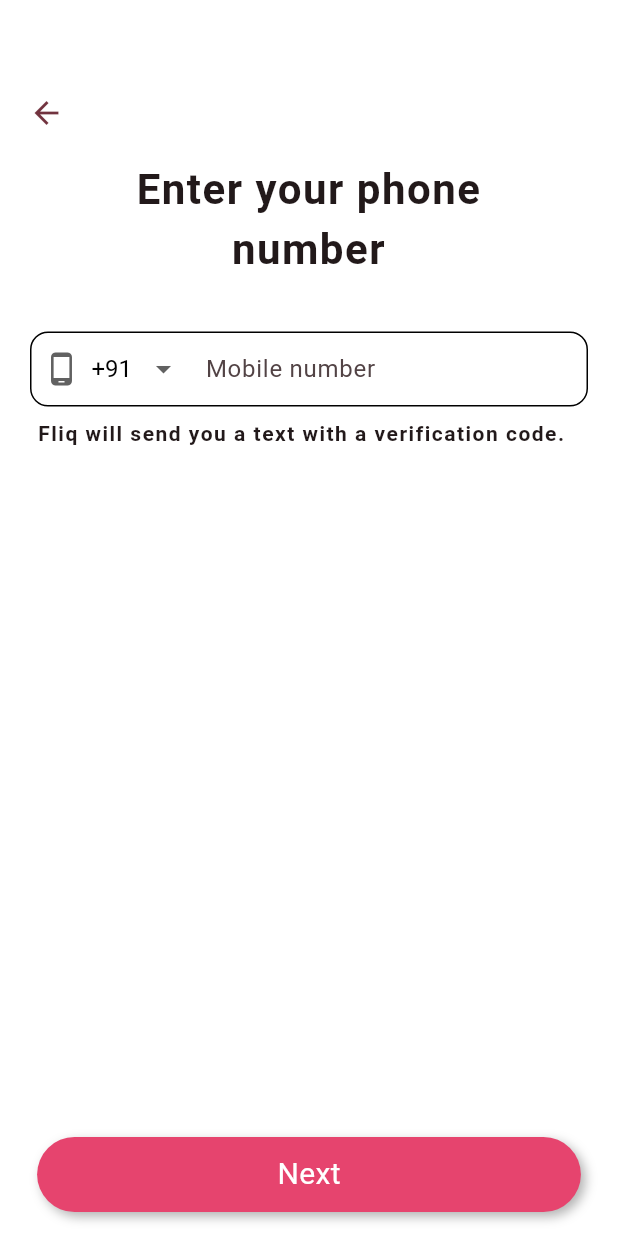
After one commit to ansarek8630/lilac_machine_test, a Flutter app: the PhoneNumberScreen screen opened by its route, on a phone screen of 412 x 824 dp. The commit adds this screen. Run offline on Flutter 3.47's test engine with Material 3 defaults, Android fonts, the phone set to English and light mode, and no system bars; our stand-ins replace flutter_bloc; Roboto replaces fonts that are missing (Poppins).

Commit message:
auth feature pages designed

```diff
--- /dev/null
+++ b/lib/core/components/button.dart
@@ -0,0 +1,93 @@
+// ignore_for_file: must_be_immutable
+
+import 'package:flutter/material.dart';
+import '../constands/colors.dart';
+
+class LargeButton extends StatelessWidget {
+  String title;
+  LargeButton({super.key, required this.title});
+
+  @override
+  Widget build(BuildContext context) {
+    return Padding(
+      padding: const EdgeInsets.only(bottom: 16.0),
+      child: Container(
+        width: MediaQuery.of(context).size.width * 0.88,
+        height: 50,
+        decoration: BoxDecoration(
+          borderRadius: BorderRadius.circular(45),
+          color: AppColors.primaryColor,
+          boxShadow: [
+            BoxShadow(
+              color: Colors.grey.withOpacity(0.8),
+              blurRadius: 6,
+              offset: const Offset(3, 3),
+            ),
+          ],
+        ),
+        alignment: Alignment.center,
+        child: Text(
+          title,
+          style: const TextStyle(
+            fontSize: 20,
+            color: Colors.white,
+          ),
+        ),
+      ),
+    );
+  }
+}
+
+class AuthButton extends StatelessWidget {
+  String image;
+  AuthButton({super.key, required this.image});
+
+  @override
+  Widget build(BuildContext context) {
+    return Padding(
+      padding: const EdgeInsets.symmetric(vertical: 8.0,horizontal: 25),
+      child: Container(
+        height: 56,
+        decoration: BoxDecoration(
+          borderRadius: BorderRadius.circular(45),
+          color: AppColors.primaryColor,
+          image: DecorationImage(
+              image: AssetImage(image),
+              fit: BoxFit.fitWidth),
+          boxShadow: [
+            BoxShadow(
+              color: Colors.grey.withOpacity(0.8),
+              blurRadius: 6,
+              offset: const Offset(3, 3),
+            ),
+          ],
+        ),
+        alignment: Alignment.center,
+
+      ),
+    );
+  }
+}
+
+class BackButtonWidget extends StatelessWidget {
+  const BackButtonWidget({
+    super.key,
+  });
+
+  @override
+  Widget build(BuildContext context) {
+    return  Padding(
+      padding: const EdgeInsets.only(left: 16.0,bottom: 16,top: 60),
+      child: GestureDetector(
+        onTap: (){
+          Navigator.pop(context);
+        },
+        child: const CircleAvatar(
+          radius: 15,
+          backgroundColor: Colors.white10,
+          child: Icon(Icons.arrow_back),
+        ),
+      ),
+    );
+  }
+}
--- /dev/null
+++ b/lib/core/components/phone_number_field.dart
@@ -0,0 +1,76 @@
+import 'dart:developer';
+
+import 'package:flutter/material.dart';
+
+class PhoneNumberField extends StatefulWidget {
+  const PhoneNumberField({super.key});
+
+  @override
+  State<PhoneNumberField> createState() => _PhoneNumberFieldState();
+}
+
+class _PhoneNumberFieldState extends State<PhoneNumberField> {
+  String selectedCountryCode = '+91';
+
+  List<String> countryCodes = [
+    '+1', // United States / Canada
+    '+44', // United Kingdom
+    '+91', // India
+    '+971', // United Arab Emirates
+    '+61', // Australia
+    '+81', // Japan
+    '+49', // Germany
+    '+33', // France
+    '+86', // China
+    '+92', // Pakistan
+  ];
+
+  @override
+  Widget build(BuildContext context) {
+    return Padding(
+      padding: const EdgeInsets.symmetric(horizontal: 20.0),
+      child: Container(
+        decoration: BoxDecoration(
+          border: Border.all(),
+          borderRadius: BorderRadius.circular(12)
+        ),
+        child: Padding(
+                padding: const EdgeInsets.symmetric(horizontal: 8.0),
+
+          child: Row(
+            children: [
+              Icon(Icons.phone_android, color: Colors.grey[700]),
+              const SizedBox(width: 8),
+              DropdownButton<String>(
+                value: selectedCountryCode,
+                underline: const SizedBox(),
+                style: const TextStyle(color: Colors.black, fontSize: 16),
+                items: countryCodes.map((String code) {
+                  return DropdownMenuItem<String>(value: code, child: Text(code));
+                }).toList(),
+                onChanged: (value) {
+                  setState(() {
+                    selectedCountryCode = value ?? selectedCountryCode;
+                    log("## ${selectedCountryCode}");
+                  });
+                  // Handle country code change
+                },
+              ),
+              const VerticalDivider(width: 16, thickness: 1, color: Colors.grey),
+              const Expanded(
+                child: TextField(
+                  keyboardType: TextInputType.phone,
+                  decoration: InputDecoration(
+                    hintText: 'Mobile number',
+                    border: InputBorder.none,
+                    isDense: true,
+                  ),
+                ),
+              ),
+            ],
+          ),
+        ),
+      ),
+    );
+  }
+}
--- a/lib/core/constands/colors.dart
+++ b/lib/core/constands/colors.dart
@@ -1,14 +1,7 @@
 import 'package:flutter/material.dart';
 
 class AppColors {
-  static const primaryColor = Color(0xFF702E3B);
+  static const primaryColor = Color(0xFFE6446E);
   static const secondaryColor = Color(0xFFFEF3ED);
   static const backgroundColor = Color(0xFFFFFFFF);
-  static const errorColor = Color(0xFFB00020);
-  static const search = Color(0xFFF1E4DC);
-  static const coffie = Color(0xFF412018);
-  static const dashContainer = Color(0xFFE9DCDA);
-  static const lightA = Color(0xFFFFF8F8);
-  static const lightPrimary = Color(0xFF7B4853);
-  static const lightBlue = Color(0xFF95C9F4);
 }
--- /dev/null
+++ b/lib/features/auth/cubit/auth_cubit.dart
@@ -0,0 +1,43 @@
+import 'dart:async';
+import 'dart:math';
+import 'package:flutter_bloc/flutter_bloc.dart';
+
+part 'auth_state.dart';
+
+class AuthCubit extends Cubit<AuthState> {
+  AuthCubit() : super(AuthInitial());
+
+  String genOtp = "";
+
+
+
+
+
+  void verifyPhone(String phone) async {
+    // if (otp == genOtp) {
+    await sendOtp(phone);
+    // } else {
+    //   emit(AuthFailure("failed"));
+    // }
+  }
+
+  Future<void> sendOtp(String username) async {
+    try {
+      final random = Random();
+      genOtp = (1000 + random.nextInt(9000)).toString();
+      emit(OtpSent("Otp sent to your WhatsApp", genOtp));
+    } catch (e) {
+      emit(AuthFailure("Failed to send OTP. Please try again."));
+    }
+  }
+
+
+
+  void verifyOtp(String otp) {
+    if (otp == "111111") {
+      emit(OtpVerified());
+    } else {
+      emit(OtpVerificationFailed());
+    }
+  }
+}
--- /dev/null
+++ b/lib/features/auth/cubit/auth_state.dart
@@ -0,0 +1,47 @@
+part of 'auth_cubit.dart';
+
+abstract class AuthState {}
+
+class AuthInitial extends AuthState {}
+
+class AuthLoading extends AuthState {}
+
+class AuthSuccess extends AuthState {
+  final String message;
+
+  AuthSuccess(this.message);
+}
+
+class AuthFailure extends AuthState {
+  final String message;
+
+  AuthFailure(this.message);
+}
+
+class OtpSent extends AuthState {
+  final String message;
+  final String otp;
+
+  OtpSent(this.message, this.otp);
+}
+
+class AuthTimerUpdated extends AuthState {
+  final int secondsRemaining;
+  final bool isResendButtonEnabled;
+
+  AuthTimerUpdated(this.secondsRemaining, this.isResendButtonEnabled);
+}
+
+class PasswordVisibilityChanged extends AuthState {
+  final bool isObscure;
+  PasswordVisibilityChanged(this.isObscure);
+}
+
+class ConfirmPasswordVisibilityChanged extends AuthState {
+  final bool confirmObscure;
+  ConfirmPasswordVisibilityChanged(this.confirmObscure);
+}
+
+class OtpVerified extends AuthState {}
+
+class OtpVerificationFailed extends AuthState {}
--- /dev/null
+++ b/lib/features/auth/views/phone_number_screen.dart
@@ -0,0 +1,130 @@
+// ignore_for_file: must_be_immutable
+
+import 'dart:developer';
+
+import 'package:flutter/material.dart';
+import 'package:flutter_bloc/flutter_bloc.dart';
+import '../../../core/components/phone_number_field.dart';
+import '../../../core/constands/colors.dart';
+import '../../../core/components/button.dart';
+import '../../../core/components/snackbar.dart';
+import '../cubit/auth_cubit.dart';
+
+class PhoneNumberScreen extends StatelessWidget {
+  PhoneNumberScreen({super.key});
+
+  final phoneNumberController = TextEditingController();
+
+  @override
+  Widget build(BuildContext context) {
+    return Scaffold(
+      backgroundColor: AppColors.backgroundColor,
+      body: BlocProvider(
+        create: (context) => AuthCubit(),
+        child: MultiBlocListener(
+          listeners: [
+            BlocListener<AuthCubit, AuthState>(
+              listener: (context, state) {
+                if (state is OtpSent) {
+                  log(state.otp);
+                  // Navigator.pushReplacement(
+                  //     context,
+                  //     MaterialPageRoute(
+                  //       builder: (context) => OtpScreen(gOtp: "",),
+                  //     ));
+                  snackBar(context, state.message, Colors.green);
+                } else if (state is AuthFailure) {
+                  snackBar(context, state.message, Colors.red);
+                }
+              },
+            ),
+          ],
+          child: SingleChildScrollView(
+            child: SizedBox(
+              height: MediaQuery.of(context).size.height,
+              child: Column(
+                mainAxisAlignment: MainAxisAlignment.spaceBetween,
+                children: [
+                  Column(
+                    crossAxisAlignment: CrossAxisAlignment.center,
+                    children: [
+                      const Row(
+                        children: [
+                          BackButtonWidget(),
+                        ],
+                      ),
+                      const Text(
+                        "Enter your phone\nnumber",
+                        textAlign: TextAlign.center,
+                        style: TextStyle(
+                          fontSize: 28,
+                          fontWeight: FontWeight.w600,
+                          letterSpacing: 1,
+                          fontFamily: "Poppins",
+                        ),
+                      ),
+                      const SizedBox(height: 35),
+                      BlocBuilder<AuthCubit, AuthState>(
+                        builder: (context, state) {
+                          return const PhoneNumberField();
+                        },
+                      ),
+                       const Padding(
+                         padding: EdgeInsets.only(left: 25.0,top: 8.0),
+                         child: Row(
+                          mainAxisAlignment: MainAxisAlignment.start,
+                           children: [
+                             Text(
+                              "Fliq will send you a text with a verification code.",
+                              style: TextStyle(
+                                fontSize: 14,
+                                fontWeight: FontWeight.w600,
+                                letterSpacing: 1,
+                                fontFamily: "Poppins",
+                              ),
+                                                   ),
+                           ],
+                         ),
+                       ),
+                    ],
+                  ),
+                  BlocBuilder<AuthCubit, AuthState>(
+                    builder: (context, state) {
+                      if (state is AuthLoading) {
+                        return const Center(
+                          child: CircularProgressIndicator(),
+                        );
+                      }
+                      return InkWell(
+                        onTap: () async {
+                          if (context.mounted) {
+                            if (phoneNumberController.text.isEmpty) {
+                              snackBar(context, "Enter Valid Phone Number",
+                                  Colors.red);
+                            } else {
+                              context
+                                  .read<AuthCubit>()
+                                  .verifyPhone(phoneNumberController.text);
+                            }
+                          }
+                        },
+                        child: GestureDetector(
+                          onTap: () {
+                            Navigator.pushNamed(context, '/otpScreen');
+                          },
+                          child: LargeButton(
+                            title: "Next",
+                          ),
+                        ),
+                      );
+                    },
+                  ),
+                ],
+              ),
+            ),
+          ),
+        ),
+      ),
+    );
+  }
+}
```
Also changed, not shown: lib/core/components/message_bubble.dart (added, +48 -0 lines), lib/core/components/otp_field.dart (added, +34 -0 lines), lib/core/widgets/button.dart (deleted, +0 -71 lines), lib/features/auth/views/otp_screen.dart (added, +139 -0 lines), lib/features/splash/views/splash.dart (+5 -4 lines), lib/main.dart (+9 -5 lines), lib/core/components/snackbar.dart (renamed from lib/core/widgets/snackbar.dart).
